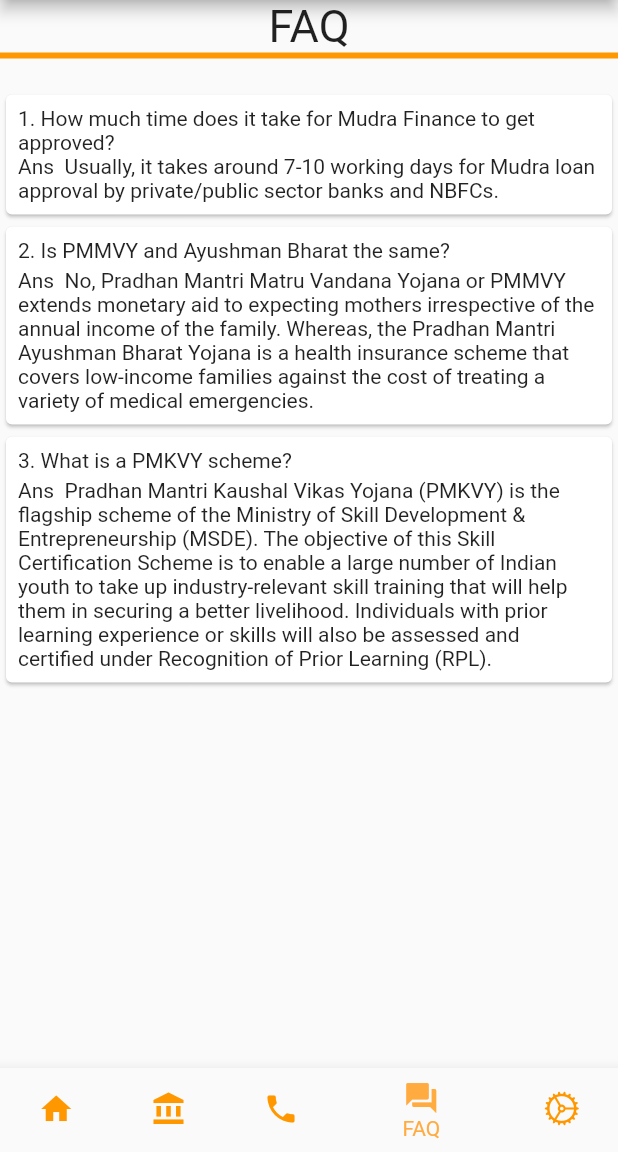
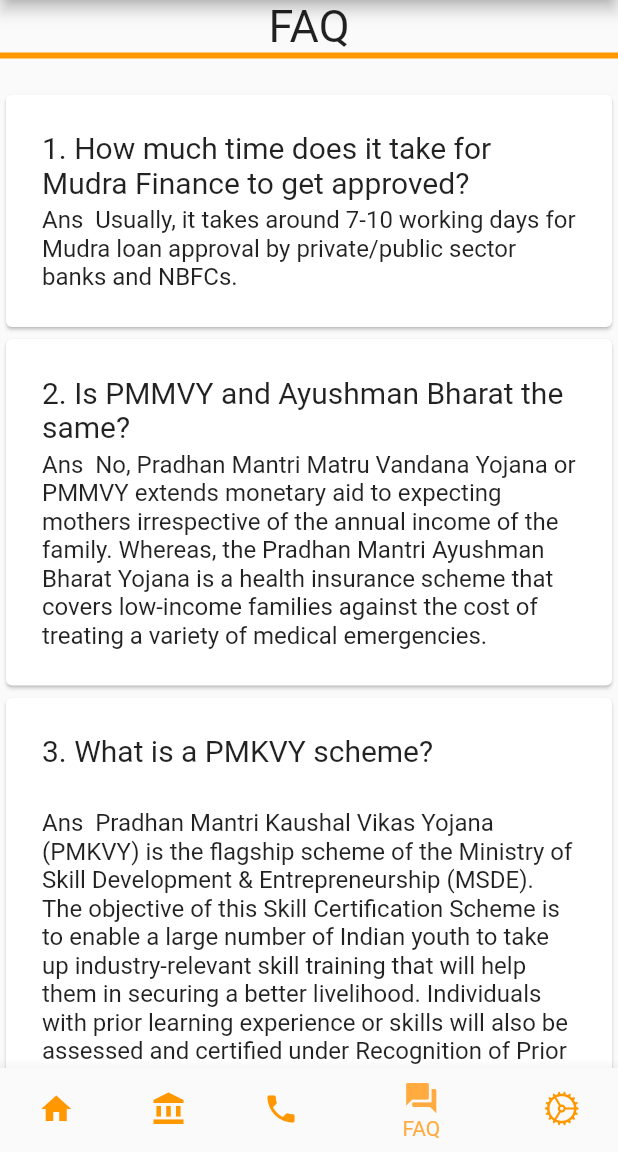
Before and after one commit to PRIPATEL2206/Informatica_App, a Flutter app: the screen it shows after launch, item 4 of the bottom bar chosen, on a phone screen of 412 x 824 dp, the part 84-1236 px from its top. Run offline on Flutter 3.47's test engine with Material 2 defaults, Android fonts, the phone set to English and light mode, and no system bars; our stand-ins replace animated_text_kit, firebase_core, firebase_database; accounts and stored records are empty.

Commit message:
the FAQ page UI improved

```diff
--- a/lib/Pages/FAQPage/faq_page.dart
+++ b/lib/Pages/FAQPage/faq_page.dart
@@ -52,15 +52,21 @@
                 for (int i = 0; i < data["FAQQuestions"].length; i++)
                   Card(
                     child: Padding(
-                      padding: const EdgeInsets.all(8.0),
+                      padding: const EdgeInsets.all(24.0),
                       child: Wrap(
                         children: [
                           Text(
-                              style: const TextStyle(),
-                              softWrap: true,
-                              "${data["FAQQuestions"][i]}"),
-                          const SizedBox(height: 20),
-                          Text("Ans  ${data["FAQAnswers"][i]}"),
+                            "${data["FAQQuestions"][i]}",
+                            style: const TextStyle(
+                              fontSize: 20,
+                            ),
+                            softWrap: true,
+                          ),
+                          const SizedBox(height: 50),
+                          Text(
+                            "Ans  ${data["FAQAnswers"][i]}",
+                            style: const TextStyle(fontSize: 16),
+                          ),
                         ],
                       ),
                     ),
```
